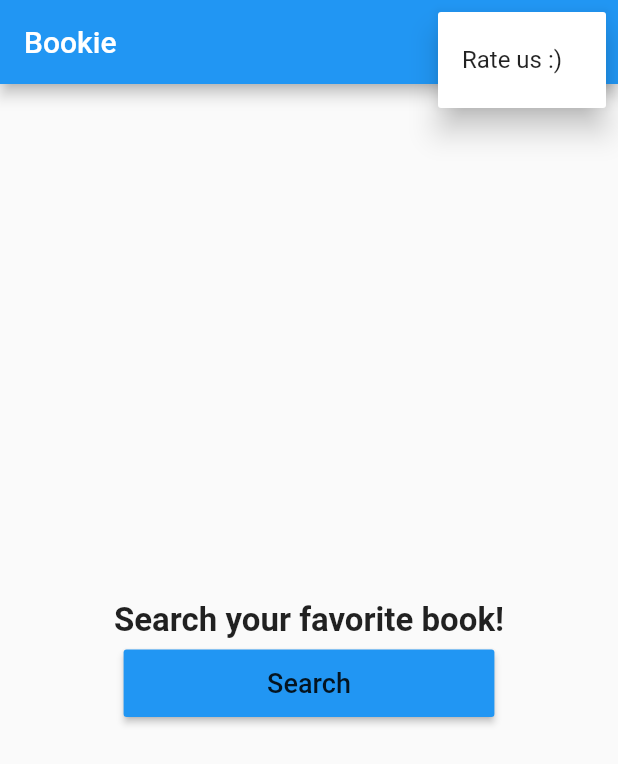
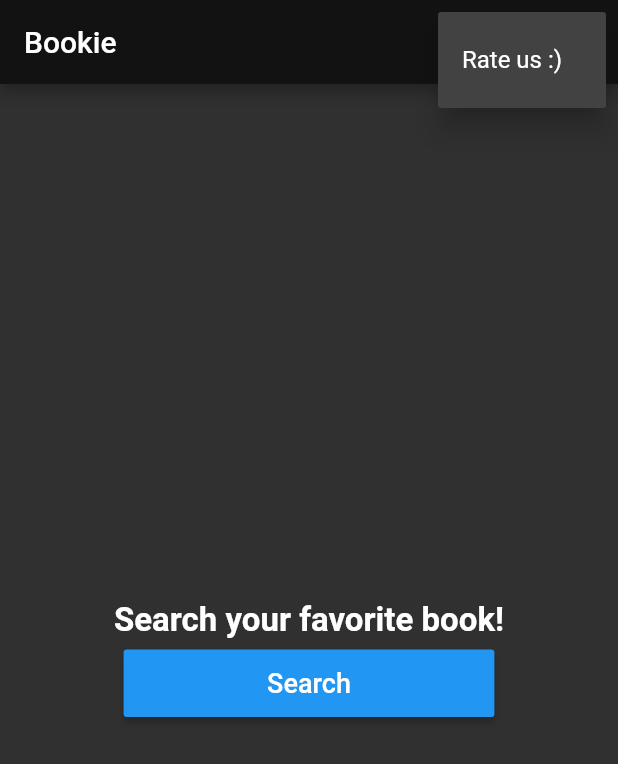
Before and after one commit to dushyant-sharma937/bookie-app, a Flutter app: the screen it shows after launch, after a tap on the "more vert" icon, on a phone screen of 412 x 824 dp. Shown: the top 764 px of the screen. Run offline on Flutter 3.47's test engine with Material 2 defaults, Android fonts, the phone set to English and light mode, and no system bars; our stand-ins replace flutter_dotenv; network calls fail; Roboto replaces fonts that are missing (Georgia).

Commit message:
Added Splash Screen and Comments

```diff
--- a/lib/main.dart
+++ b/lib/main.dart
@@ -1,15 +1,22 @@
 import 'package:bookie/providers/book_search_provider.dart';
-import 'package:bookie/screens/app_home_screen.dart';
+import 'package:bookie/screens/splash_screen.dart';
 import 'package:flutter/material.dart';
 import 'package:flutter_dotenv/flutter_dotenv.dart';
 import 'package:provider/provider.dart';
 
+// Entry point of the application.
 void main() async {
+  // Ensures that the Flutter bindings are initialized.
   WidgetsFlutterBinding.ensureInitialized();
+
+  // Loads environment variables from the .env file located in the lib directory.
   await dotenv.load(fileName: "lib/.env");
+
+  // Runs the Bookie app.
   runApp(const Bookie());
 }
 
+// The main Bookie application class.
 class Bookie extends StatelessWidget {
   const Bookie({super.key});
 
@@ -17,13 +24,33 @@ class Bookie extends StatelessWidget {
   Widget build(BuildContext context) {
     return MultiProvider(
       providers: [
+        // Provides the BookSearchProvider to the app as a ChangeNotifier.
         ChangeNotifierProvider(
           create: (context) => BookSearchProvider(),
-        )
+        ),
       ],
-      child: const MaterialApp(
+      child: MaterialApp(
+        theme: ThemeData(
+          // UI
+          brightness: Brightness.dark,
+          colorScheme: const ColorScheme.dark(
+            primary: Colors.black54,
+            secondary: Colors.blueAccent,
+          ),
+
+          // font
+          fontFamily: 'Georgia',
+          //text style
+          textTheme: const TextTheme(
+            displayLarge:
+                TextStyle(fontSize: 72.0, fontWeight: FontWeight.bold),
+            displayMedium:
+                TextStyle(fontSize: 36.0, fontStyle: FontStyle.italic),
+            displaySmall: TextStyle(fontSize: 14.0, fontFamily: 'Hind'),
+          ),
+        ),
         debugShowCheckedModeBanner: false,
-        home: AppHomeScreen(),
+        home: const SplashScreen(), // The initial screen of the app.
       ),
     );
   }
--- a/lib/models/access_info.dart
+++ b/lib/models/access_info.dart
@@ -9,6 +9,7 @@ class AccessInfo {
     this.webReaderLink,
   });
 
+  // Creates an [AccessInfo] object from a JSON [map].
   factory AccessInfo.fromMap(Map<String, dynamic> map) {
     if (map["pdf"] != null && map["pdf"]["isAvailable"] == true) {
       return AccessInfo(
--- a/lib/models/book.dart
+++ b/lib/models/book.dart
@@ -1,13 +1,14 @@
 import 'package:bookie/models/sale_info.dart';
 import 'package:bookie/models/volume_info.dart';
-
 import 'access_info.dart';
 
+// Represents a book object with its related information.
 class Book {
   VolumeInfo volumeInfo;
   SaleInfo? saleInfo;
   AccessInfo? accessInfo;
 
+  // Creates a [Book] object with the given [volumeInfo], [saleInfo], and [accessInfo].
   Book({
     required this.volumeInfo,
     this.saleInfo,
--- a/lib/models/book_search_result.dart
+++ b/lib/models/book_search_result.dart
@@ -1,7 +1,9 @@
 import 'package:bookie/models/book.dart';
 
+// Represents the result of a book search operation.
 class BookSearchResult {
   final List<Book> books;
 
+  // Constructs a [BookSearchResult] object with the given [books].
   BookSearchResult({required this.books});
 }
--- a/lib/screens/app_home_screen.dart
+++ b/lib/screens/app_home_screen.dart
@@ -3,8 +3,9 @@ import 'package:bookie/widgets/text_widget_home.dart';
 import 'package:flutter/cupertino.dart';
 import 'package:flutter/material.dart';
 
+// The home screen of the Bookie app.
 class AppHomeScreen extends StatelessWidget {
-  const AppHomeScreen({super.key});
+  const AppHomeScreen({Key? key}) : super(key: key);
 
   @override
   Widget build(BuildContext context) {
@@ -12,6 +13,17 @@ class AppHomeScreen extends StatelessWidget {
       appBar: AppBar(
         title: const Text("Bookie"),
         actions: [
+          IconButton(
+              onPressed: () {
+                Navigator.push(
+                  context,
+                  CupertinoPageRoute(
+                    fullscreenDialog: true,
+                    builder: (context) => const SearchScreen(),
+                  ),
+                );
+              },
+              icon: const Icon(Icons.search)),
           PopupMenuButton(
             itemBuilder: (context) {
               return [
@@ -45,10 +57,12 @@ class AppHomeScreen extends StatelessWidget {
               MaterialButton(
                 onPressed: () {
                   Navigator.push(
-                      context,
-                      CupertinoPageRoute(
-                          fullscreenDialog: true,
-                          builder: (context) => const SearchScreen()));
+                    context,
+                    CupertinoPageRoute(
+                      fullscreenDialog: true,
+                      builder: (context) => const SearchScreen(),
+                    ),
+                  );
                 },
                 minWidth: MediaQuery.of(context).size.width * 0.6,
                 padding: const EdgeInsets.all(12.0),
@@ -57,7 +71,7 @@ class AppHomeScreen extends StatelessWidget {
                   "Search",
                   style: TextStyle(fontSize: 18),
                 ),
-              )
+              ),
             ],
           ),
         ),
--- /dev/null
+++ b/lib/screens/splash_screen.dart
@@ -0,0 +1,104 @@
+import 'package:bookie/screens/app_home_screen.dart';
+import 'package:flutter/material.dart';
+
+class SplashScreen extends StatefulWidget {
+  const SplashScreen({super.key});
+
+  @override
+  State<SplashScreen> createState() => _SplashScreenState();
+}
+
+class _SplashScreenState extends State<SplashScreen>
+    with SingleTickerProviderStateMixin {
+  late AnimationController _controller;
+  late Animation<double> _imageAnimation;
+  late Animation<double> _textAnimation;
+
+  @override
+  void initState() {
+    super.initState();
+
+    _controller = AnimationController(
+      vsync: this,
+      duration:
+          const Duration(seconds: 2), // Adjust the animation duration here
+    );
+
+    _imageAnimation = Tween(begin: -300.0, end: 0.0).animate(
+      CurvedAnimation(parent: _controller, curve: Curves.easeInCirc),
+    );
+
+    _textAnimation = Tween(begin: 300.0, end: 0.0).animate(
+      CurvedAnimation(parent: _controller, curve: Curves.easeInOutCirc),
+    );
+
+    _controller.forward();
+
+    // Simulate a few seconds delay before navigating to the HomeScreen
+    Future.delayed(
+        const Duration(seconds: 4) + const Duration(milliseconds: 200), () {
+      Navigator.pushReplacement(
+        context,
+        MaterialPageRoute(
+          builder: (context) => const AppHomeScreen(),
+        ),
+      );
+    });
+  }
+
+  @override
+  Widget build(BuildContext context) {
+    return Scaffold(
+      backgroundColor: const Color(0xff2E2E2E),
+      body: AnimatedBuilder(
+        animation: _controller,
+        builder: (context, child) {
+          return Center(
+            child: Column(
+              mainAxisAlignment: MainAxisAlignment.center,
+              children: [
+                Transform.translate(
+                  offset: Offset(_imageAnimation.value, 0),
+                  child: Image.asset(
+                    'assets/images/5836.jpg',
+                    width: 240,
+                    height: 240,
+                  ),
+                ),
+                const SizedBox(height: 20),
+                Transform.translate(
+                  offset: Offset(_textAnimation.value, 0),
+                  child: const Text(
+                    'Bookie',
+                    style: TextStyle(
+                      fontSize: 28,
+                      fontWeight: FontWeight.bold,
+                      color: Colors.white,
+                    ),
+                  ),
+                ),
+                const SizedBox(height: 10),
+                Transform.translate(
+                  offset: Offset(_textAnimation.value, 0),
+                  child: const Text(
+                    'Search any book and read it for free',
+                    style: TextStyle(
+                      fontSize: 16,
+                      color: Colors.white54,
+                    ),
+                  ),
+                ),
+              ],
+            ),
+          );
+        },
+      ),
+    );
+  }
+
+  @override
+  void dispose() {
+    _controller.dispose();
+    super.dispose();
+  }
+}
--- a/lib/widgets/text_widget_home.dart
+++ b/lib/widgets/text_widget_home.dart
@@ -2,25 +2,24 @@
 
 import 'package:flutter/material.dart';
 
+// A custom widget to display text with optional text style and line count.
 class TextWidget extends StatelessWidget {
   String text;
   FontWeight? weight;
   double? fsize;
   int? maxLines;
 
-  TextWidget(
-      {super.key,
+  TextWidget({
+    super.key,
     required this.text,
     this.weight,
     this.fsize = 16,
-      this.maxLines = 2});
+    this.maxLines = 2,
+  });
 
   @override
   Widget build(BuildContext context) {
-    return Container(
-      // width: MediaQuery.of(context).size.width * 0.6,
-      // decoration: BoxDecoration(border: Border.all(color: Colors.black)),
-      child: Text(
+    return Text(
       text,
       textAlign: TextAlign.start,
       style: TextStyle(
@@ -29,7 +28,6 @@ class TextWidget extends StatelessWidget {
       ),
       maxLines: maxLines,
       overflow: TextOverflow.ellipsis,
-      ),
     );
   }
 }
--- a/pubspec.yaml
+++ b/pubspec.yaml
@@ -39,6 +39,7 @@ dependencies:
   http: ^1.1.0
   url_launcher: ^6.1.12
   flutter_dotenv: ^5.1.0
+  google_fonts: ^5.1.0
 
 dev_dependencies:
   flutter_test:
@@ -66,6 +67,7 @@ flutter:
   assets:
     - lib/.env
     - assets/images/placeholder-image.png
+    - assets/images/5836.jpg
   #   - images/a_dot_ham.jpeg
 
   # An image asset can refer to one or more resolution-specific "variants", see
```
Also changed, not shown: lib/models/sale_info.dart (+4 -4 lines), lib/models/volume_info.dart (+4 -4 lines), lib/providers/book_search_provider.dart (+10 -0 lines), lib/screens/book_detail_screen.dart (+20 -13 lines), lib/screens/search_screen.dart (+8 -4 lines), lib/services/book_api_service.dart (+16 -14 lines), lib/widgets/container_about_section_detail.dart (+7 -3 lines), lib/widgets/container_main_detail.dart (+18 -6 lines), lib/widgets/container_others_detail.dart (+36 -23 lines), lib/widgets/container_review_tray.dart (+14 -7 lines), assets/images/5836.jpg (added), pubspec.lock, 1 other file. Lines whose indentation alone changed are shown as unchanged.
